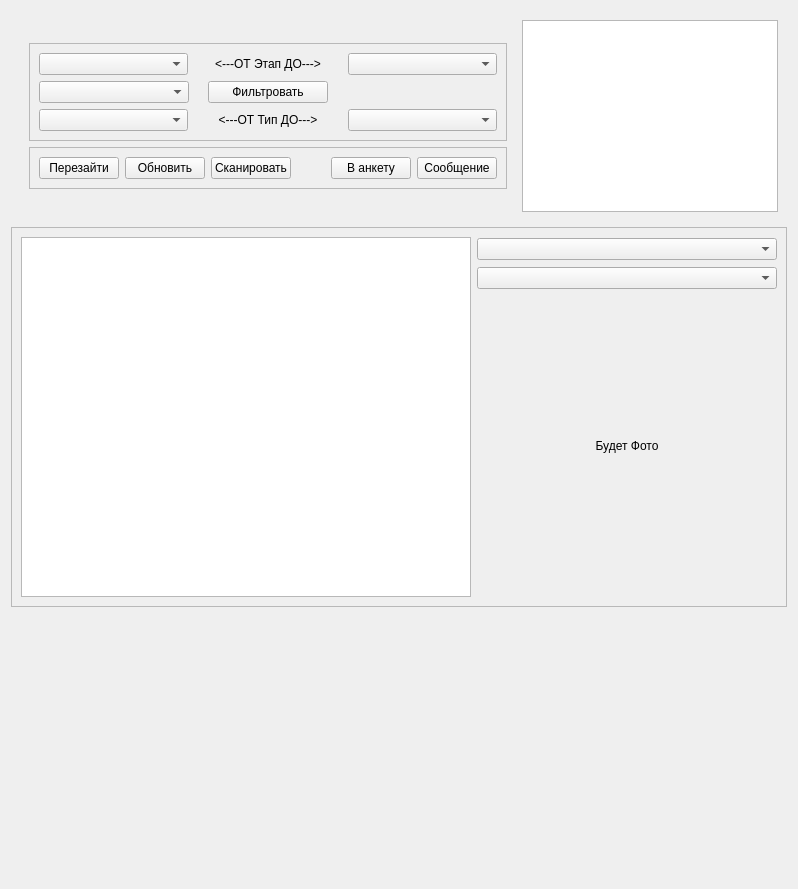
Above: mwindow.ui from dekarh/MScan before the change. Below: the same form after it.
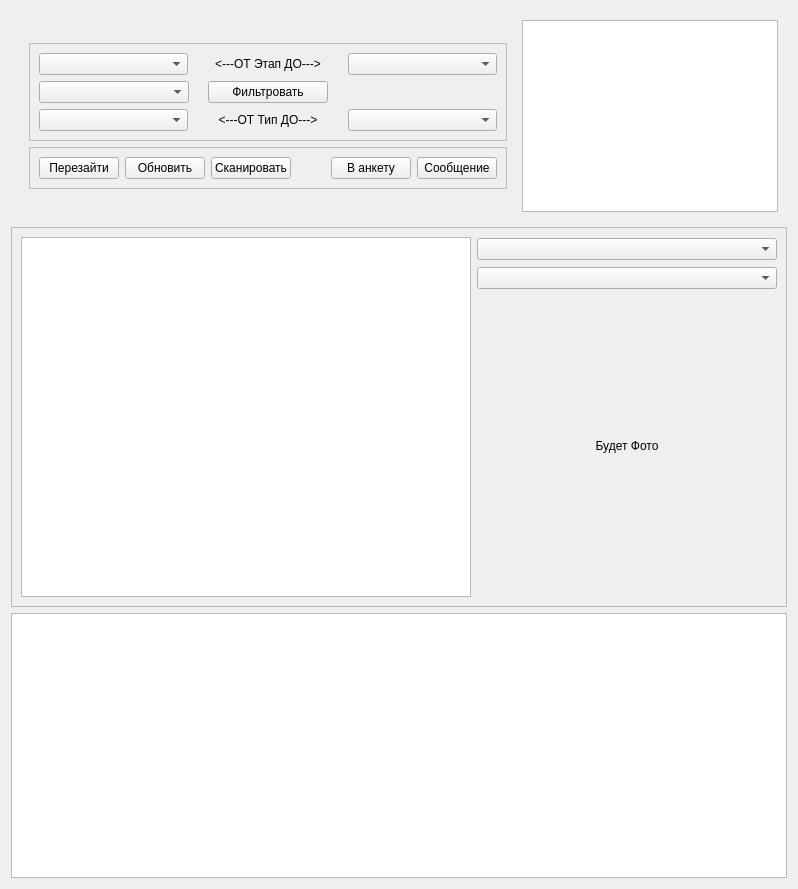
That is the form after the change.

Diff of the .ui file:
```diff
--- a/mwindow.ui
+++ b/mwindow.ui
@@ -335,18 +335,13 @@
     </widget>
    </item>
    <item>
-    <widget class="QWidget" name="widget" native="true">
-     <property name="sizePolicy">
-      <sizepolicy hsizetype="Preferred" vsizetype="Minimum">
-       <horstretch>0</horstretch>
-       <verstretch>0</verstretch>
-      </sizepolicy>
-     </property>
-     <property name="minimumSize">
-      <size>
-       <width>0</width>
-       <height>100</height>
-      </size>
+    <widget class="QTextBrowser" name="anketa_html">
+     <property name="html">
+      <string>&lt;!DOCTYPE HTML PUBLIC &quot;-//W3C//DTD HTML 4.0//EN&quot; &quot;http://www.w3.org/TR/REC-html40/strict.dtd&quot;&gt;
+&lt;html&gt;&lt;head&gt;&lt;meta name=&quot;qrichtext&quot; content=&quot;1&quot; /&gt;&lt;style type=&quot;text/css&quot;&gt;
+p, li { white-space: pre-wrap; }
+&lt;/style&gt;&lt;/head&gt;&lt;body style=&quot; font-family:'Ubuntu'; font-size:11pt; font-weight:400; font-style:normal;&quot;&gt;
+&lt;p style=&quot;-qt-paragraph-type:empty; margin-top:0px; margin-bottom:0px; margin-left:0px; margin-right:0px; -qt-block-indent:0; text-indent:0px;&quot;&gt;&lt;br /&gt;&lt;/p&gt;&lt;/body&gt;&lt;/html&gt;</string>
      </property>
     </widget>
    </item>
```
